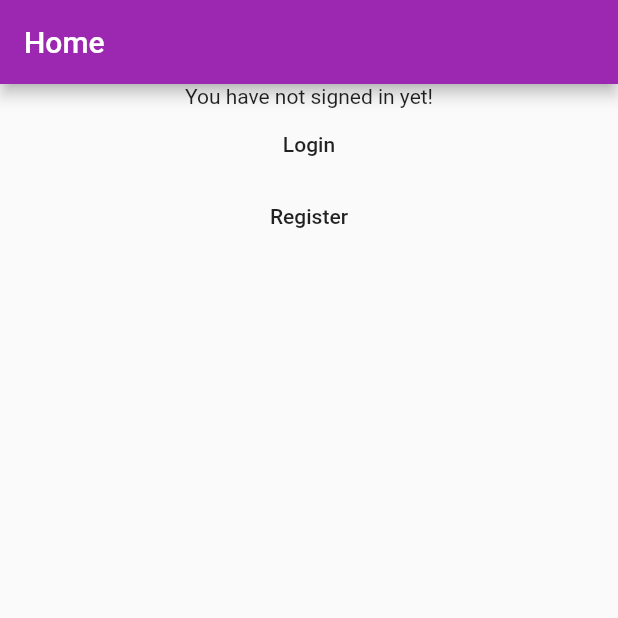
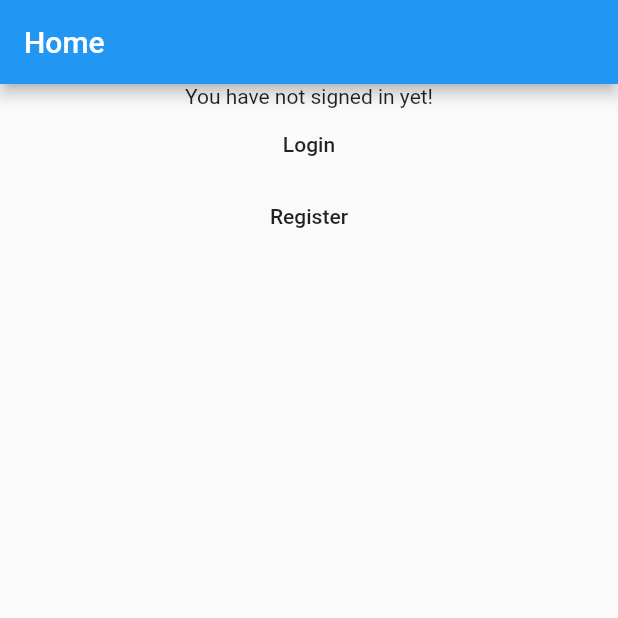
Before and after one commit to npro1001/cop4331-large-project, a Flutter app: the screen it shows after launch, on a phone screen of 412 x 824 dp, the top half of it. Run offline on Flutter 3.47's test engine with Material 2 defaults, Android fonts, the phone set to English and light mode, and no system bars; our stand-ins replace bloc, equatable, flutter_bloc, flutter_riverpod, flutter_secure_storage.

Commit message:
Revert "we seriously forgot to name the app?"
This reverts commit c9152a90afdbeea340f10c347bd72fee897a9f83.

```diff
--- a/anthem_flutter_app/lib/main.dart
+++ b/anthem_flutter_app/lib/main.dart
@@ -39,9 +39,9 @@ class _AppState extends State<App> {
         }),
       ],
       child: MaterialApp(
-        title: 'Anthem',
+        title: 'Flutter Demo',
         theme: ThemeData(
-          primarySwatch: Colors.purple,
+          primarySwatch: Colors.blue,
         ),
         onGenerateRoute: _appRouter.onGenerateRoute,
       ),
```
